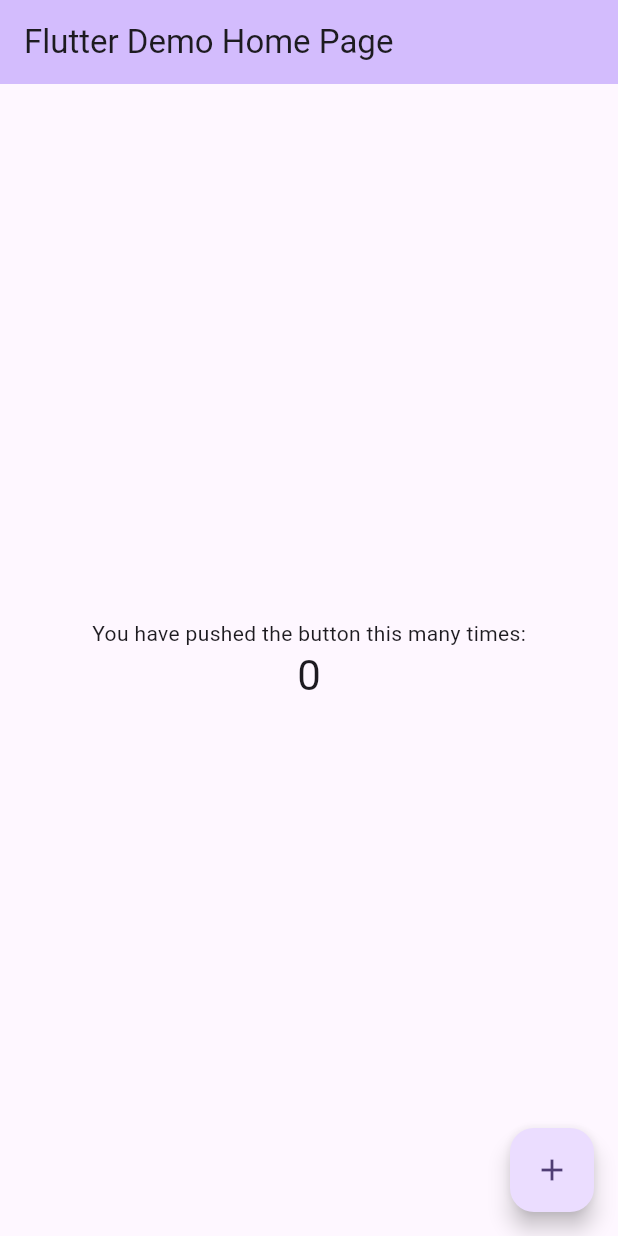
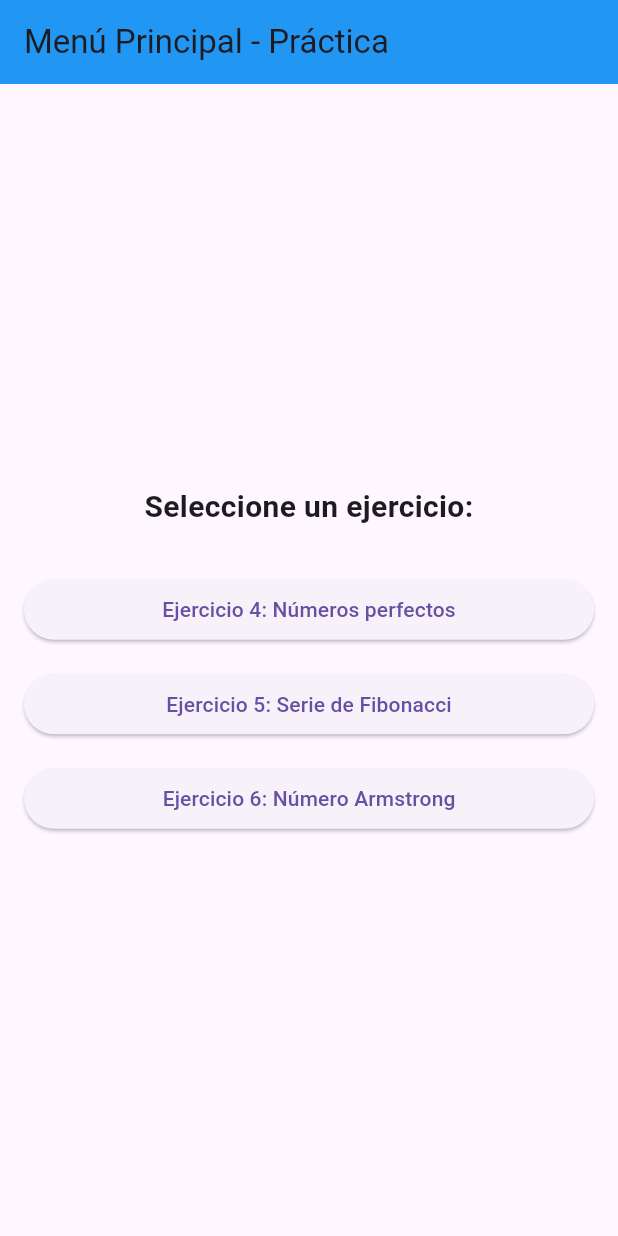
Before and after one commit to GabrielBaezJ/Prueba-Practica-P1-DAM, a Flutter app: the screen it shows after launch, on a phone screen of 412 x 824 dp. Run offline on Flutter 3.47's test engine with Material 3 defaults, Android fonts, the phone set to English and light mode, and no system bars.

Commit message:
Ejercicios Prueba Práctica

```diff
--- /dev/null
+++ b/lib/logica/fibonacci_logica.dart
@@ -0,0 +1,11 @@
+class FibonacciLogica {
+  List<int> generarFibonacci(int n) {
+    if (n <= 0) return [];
+    if (n == 1) return [0];
+    List<int> serie = [0, 1];
+    for (int i = 2; i < n; i++) {
+      serie.add(serie[i - 1] + serie[i - 2]);
+    }
+    return serie;
+  }
+}
--- a/lib/main.dart
+++ b/lib/main.dart
@@ -1,4 +1,6 @@
 import 'package:flutter/material.dart';
+
+import 'pantalla/menu_principal.dart';
 
 void main() {
   runApp(const MyApp());
@@ -7,116 +9,13 @@ void main() {
 class MyApp extends StatelessWidget {
   const MyApp({super.key});
 
-  // This widget is the root of your application.
   @override
   Widget build(BuildContext context) {
     return MaterialApp(
-      title: 'Flutter Demo',
-      theme: ThemeData(
-        // This is the theme of your application.
-        //
-        // TRY THIS: Try running your application with "flutter run". You'll see
-        // the application has a purple toolbar. Then, without quitting the app,
-        // try changing the seedColor in the colorScheme below to Colors.green
-        // and then invoke "hot reload" (save your changes or press the "hot
-        // reload" button in a Flutter-supported IDE, or press "r" if you used
-        // the command line to start the app).
-        //
-        // Notice that the counter didn't reset back to zero; the application
-        // state is not lost during the reload. To reset the state, use hot
-        // restart instead.
-        //
-        // This works for code too, not just values: Most code changes can be
-        // tested with just a hot reload.
-        colorScheme: .fromSeed(seedColor: Colors.deepPurple),
-      ),
-      home: const MyHomePage(title: 'Flutter Demo Home Page'),
+      debugShowCheckedModeBanner: false,
+      title: 'Práctica Flutter',
+      theme: ThemeData(primarySwatch: Colors.blue),
+      home: const MenuPrincipal(),
     );
   }
 }
-
-class MyHomePage extends StatefulWidget {
-  const MyHomePage({super.key, required this.title});
-
-  // This widget is the home page of your application. It is stateful, meaning
-  // that it has a State object (defined below) that contains fields that affect
-  // how it looks.
-
-  // This class is the configuration for the state. It holds the values (in this
-  // case the title) provided by the parent (in this case the App widget) and
-  // used by the build method of the State. Fields in a Widget subclass are
-  // always marked "final".
-
-  final String title;
-
-  @override
-  State<MyHomePage> createState() => _MyHomePageState();
-}
-
-class _MyHomePageState extends State<MyHomePage> {
-  int _counter = 0;
-
-  void _incrementCounter() {
-    setState(() {
-      // This call to setState tells the Flutter framework that something has
-      // changed in this State, which causes it to rerun the build method below
-      // so that the display can reflect the updated values. If we changed
-      // _counter without calling setState(), then the build method would not be
-      // called again, and so nothing would appear to happen.
-      _counter++;
-    });
-  }
-
-  @override
-  Widget build(BuildContext context) {
-    // This method is rerun every time setState is called, for instance as done
-    // by the _incrementCounter method above.
-    //
-    // The Flutter framework has been optimized to make rerunning build methods
-    // fast, so that you can just rebuild anything that needs updating rather
-    // than having to individually change instances of widgets.
-    return Scaffold(
-      appBar: AppBar(
-        // TRY THIS: Try changing the color here to a specific color (to
-        // Colors.amber, perhaps?) and trigger a hot reload to see the AppBar
-        // change color while the other colors stay the same.
-        backgroundColor: Theme.of(context).colorScheme.inversePrimary,
-        // Here we take the value from the MyHomePage object that was created by
-        // the App.build method, and use it to set our appbar title.
-        title: Text(widget.title),
-      ),
-      body: Center(
-        // Center is a layout widget. It takes a single child and positions it
-        // in the middle of the parent.
-        child: Column(
-          // Column is also a layout widget. It takes a list of children and
-          // arranges them vertically. By default, it sizes itself to fit its
-          // children horizontally, and tries to be as tall as its parent.
-          //
-          // Column has various properties to control how it sizes itself and
-          // how it positions its children. Here we use mainAxisAlignment to
-          // center the children vertically; the main axis here is the vertical
-          // axis because Columns are vertical (the cross axis would be
-          // horizontal).
-          //
-          // TRY THIS: Invoke "debug painting" (choose the "Toggle Debug Paint"
-          // action in the IDE, or press "p" in the console), to see the
-          // wireframe for each widget.
-          mainAxisAlignment: .center,
-          children: [
-            const Text('You have pushed the button this many times:'),
-            Text(
-              '$_counter',
-              style: Theme.of(context).textTheme.headlineMedium,
-            ),
-          ],
-        ),
-      ),
-      floatingActionButton: FloatingActionButton(
-        onPressed: _incrementCounter,
-        tooltip: 'Increment',
-        child: const Icon(Icons.add),
-      ),
-    );
-  }
-}
--- /dev/null
+++ b/lib/pantalla/menu_principal.dart
@@ -0,0 +1,69 @@
+import 'package:flutter/material.dart';
+
+import 'numperfecto_pantalla.dart';
+import 'fibonacci_pantalla.dart';
+import 'armstrong_pantalla.dart';
+
+class MenuPrincipal extends StatelessWidget {
+  const MenuPrincipal({super.key});
+
+  @override
+  Widget build(BuildContext context) {
+    return Scaffold(
+      appBar: AppBar(
+        title: const Text('Menú Principal - Práctica'),
+        backgroundColor: Colors.blue,
+      ),
+      body: Padding(
+        padding: const EdgeInsets.all(16),
+        child: Column(
+          crossAxisAlignment: CrossAxisAlignment.stretch,
+          mainAxisAlignment: MainAxisAlignment.center,
+          children: [
+            const Text(
+              'Seleccione un ejercicio:',
+              textAlign: TextAlign.center,
+              style: TextStyle(fontSize: 20, fontWeight: FontWeight.bold),
+            ),
+            const SizedBox(height: 30),
+            ElevatedButton(
+              onPressed: () {
+                Navigator.push(
+                  context,
+                  MaterialPageRoute(
+                    builder: (context) => const NumperfectoPantalla(),
+                  ),
+                );
+              },
+              child: const Text('Ejercicio 4: Números perfectos'),
+            ),
+            const SizedBox(height: 15),
+            ElevatedButton(
+              onPressed: () {
+                Navigator.push(
+                  context,
+                  MaterialPageRoute(
+                    builder: (context) => const FibonacciPantalla(),
+                  ),
+                );
+              },
+              child: const Text('Ejercicio 5: Serie de Fibonacci'),
+            ),
+            const SizedBox(height: 15),
+            ElevatedButton(
+              onPressed: () {
+                Navigator.push(
+                  context,
+                  MaterialPageRoute(
+                    builder: (context) => const ArmstrongPantalla(),
+                  ),
+                );
+              },
+              child: const Text('Ejercicio 6: Número Armstrong'),
+            ),
+          ],
+        ),
+      ),
+    );
+  }
+}
```
Also changed, not shown: lib/logica/armstrong_logica.dart (added, +18 -0 lines), lib/logica/numperfecto_logica.dart (added, +12 -0 lines), lib/pantalla/armstrong_pantalla.dart (added, +86 -0 lines), lib/pantalla/fibonacci_pantalla.dart (added, +91 -0 lines), lib/pantalla/numperfecto_pantalla.dart (added, +85 -0 lines).
